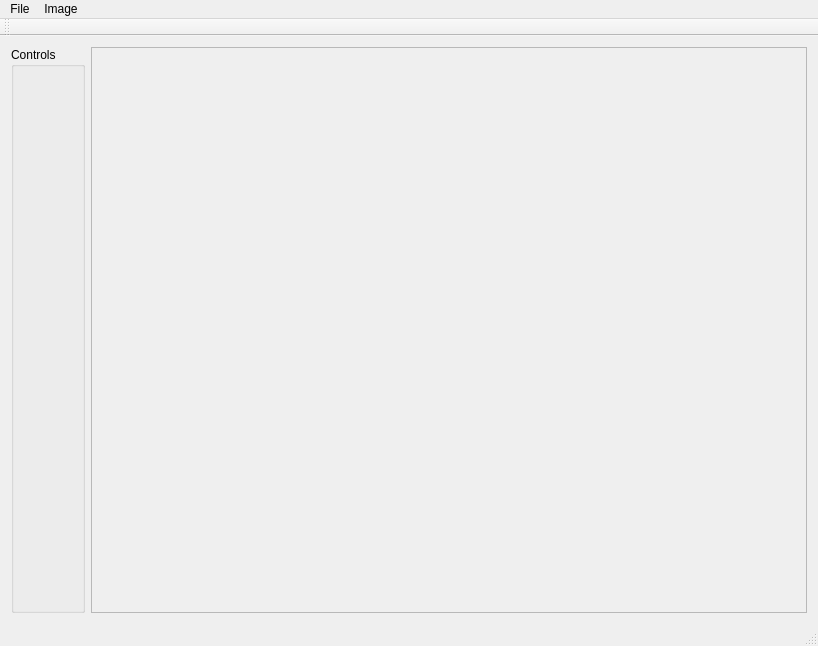
Old version of the form src/ImageViewer.ui in the repository marektomka/Spracovanie_obrazu.
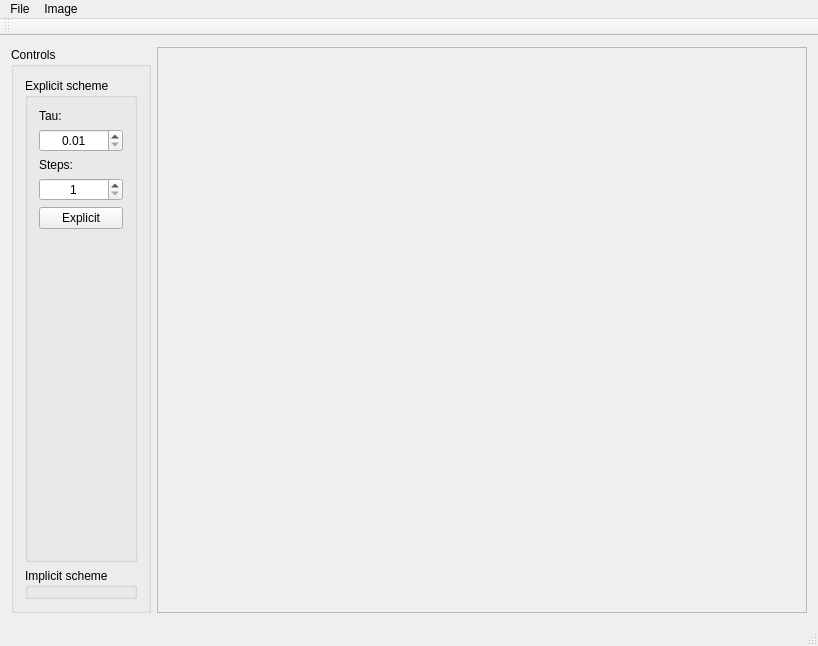
New version of the form.

Commit message: Doplnenie funkcnej explicit. metody

The edit to the form file:
```diff
--- a/src/ImageViewer.ui
+++ b/src/ImageViewer.ui
@@ -20,7 +20,90 @@
       <property name="title">
        <string>Controls</string>
       </property>
-      <layout class="QGridLayout" name="gridLayout"/>
+      <layout class="QGridLayout" name="gridLayout">
+       <item row="0" column="1">
+        <widget class="QGroupBox" name="groupBox_Explicit">
+         <property name="title">
+          <string>Explicit scheme</string>
+         </property>
+         <layout class="QVBoxLayout" name="verticalLayout">
+          <item>
+           <widget class="QLabel" name="label">
+            <property name="text">
+             <string>Tau:</string>
+            </property>
+           </widget>
+          </item>
+          <item>
+           <widget class="QDoubleSpinBox" name="doubleSpinBoxTau">
+            <property name="alignment">
+             <set>Qt::AlignCenter</set>
+            </property>
+            <property name="buttonSymbols">
+             <enum>QAbstractSpinBox::UpDownArrows</enum>
+            </property>
+            <property name="minimum">
+             <double>0.010000000000000</double>
+            </property>
+            <property name="maximum">
+             <double>0.250000000000000</double>
+            </property>
+            <property name="singleStep">
+             <double>0.010000000000000</double>
+            </property>
+           </widget>
+          </item>
+          <item>
+           <widget class="QLabel" name="label_2">
+            <property name="text">
+             <string>Steps:</string>
+            </property>
+           </widget>
+          </item>
+          <item>
+           <widget class="QSpinBox" name="spinBoxSteps">
+            <property name="alignment">
+             <set>Qt::AlignCenter</set>
+            </property>
+            <property name="minimum">
+             <number>1</number>
+            </property>
+            <property name="maximum">
+             <number>100</number>
+            </property>
+           </widget>
+          </item>
+          <item>
+           <widget class="QPushButton" name="pushButtonExplicit">
+            <property name="text">
+             <string>Explicit</string>
+            </property>
+           </widget>
+          </item>
+          <item>
+           <spacer name="verticalSpacer">
+            <property name="orientation">
+             <enum>Qt::Vertical</enum>
+            </property>
+            <property name="sizeHint" stdset="0">
+             <size>
+              <width>58</width>
+              <height>348</height>
+             </size>
+            </property>
+           </spacer>
+          </item>
+         </layout>
+        </widget>
+       </item>
+       <item row="1" column="1">
+        <widget class="QGroupBox" name="groupBox_Implicit">
+         <property name="title">
+          <string>Implicit scheme</string>
+         </property>
+        </widget>
+       </item>
+      </layout>
      </widget>
     </item>
     <item>
@@ -33,7 +116,7 @@
         <rect>
          <x>0</x>
          <y>0</y>
-         <width>729</width>
+         <width>671</width>
          <height>571</height>
         </rect>
        </property>
```
The commit also changes 10 other files.
